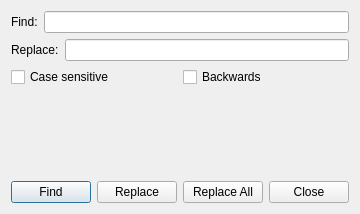
First picture: the form in mdiedit/find.ui, repository selairi/mdiedit, before the edit.
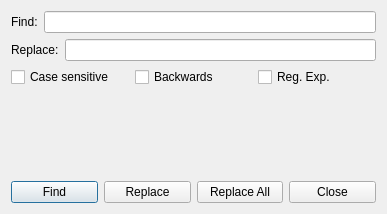
Second picture: the form after the edit.

Commit message: RegExp support in find/replace dialog.

Patch:
```diff
--- a/mdiedit/find.ui
+++ b/mdiedit/find.ui
@@ -6,7 +6,7 @@
    <rect>
     <x>0</x>
     <y>0</y>
-    <width>332</width>
+    <width>387</width>
     <height>214</height>
    </rect>
   </property>
@@ -58,6 +58,13 @@
        </property>
       </widget>
      </item>
+     <item>
+      <widget class="QCheckBox" name="regExpCheckBox">
+       <property name="text">
+        <string>Reg. Exp.</string>
+       </property>
+      </widget>
+     </item>
     </layout>
    </item>
    <item>
```
The commit also changes 4 other files.
